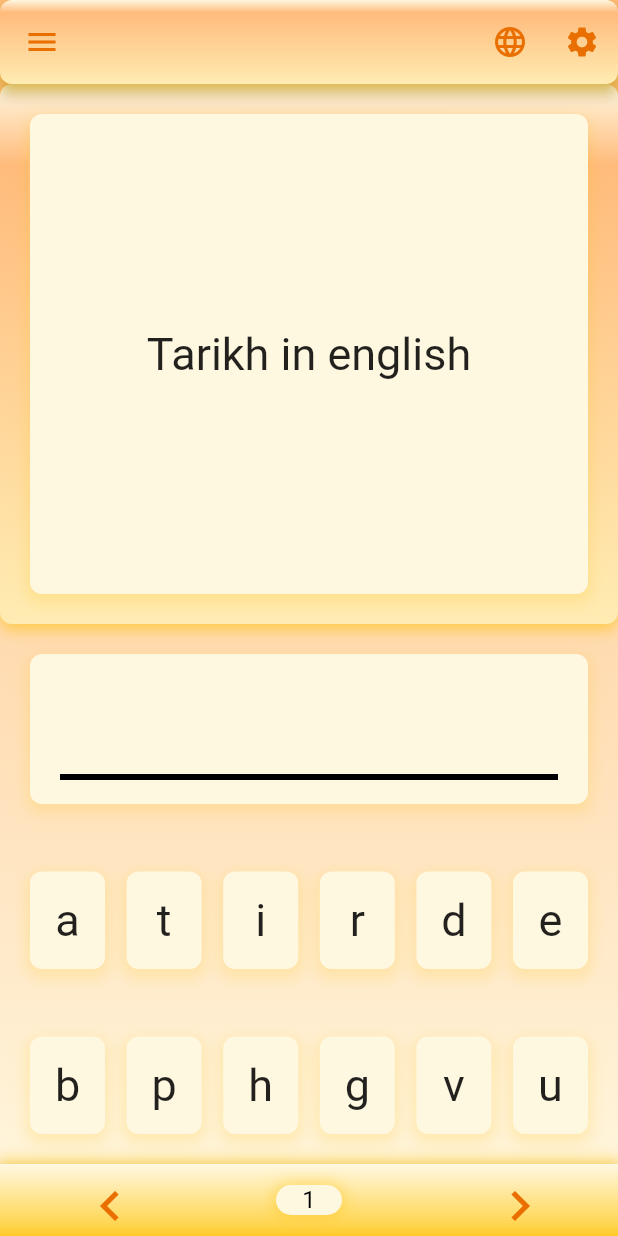
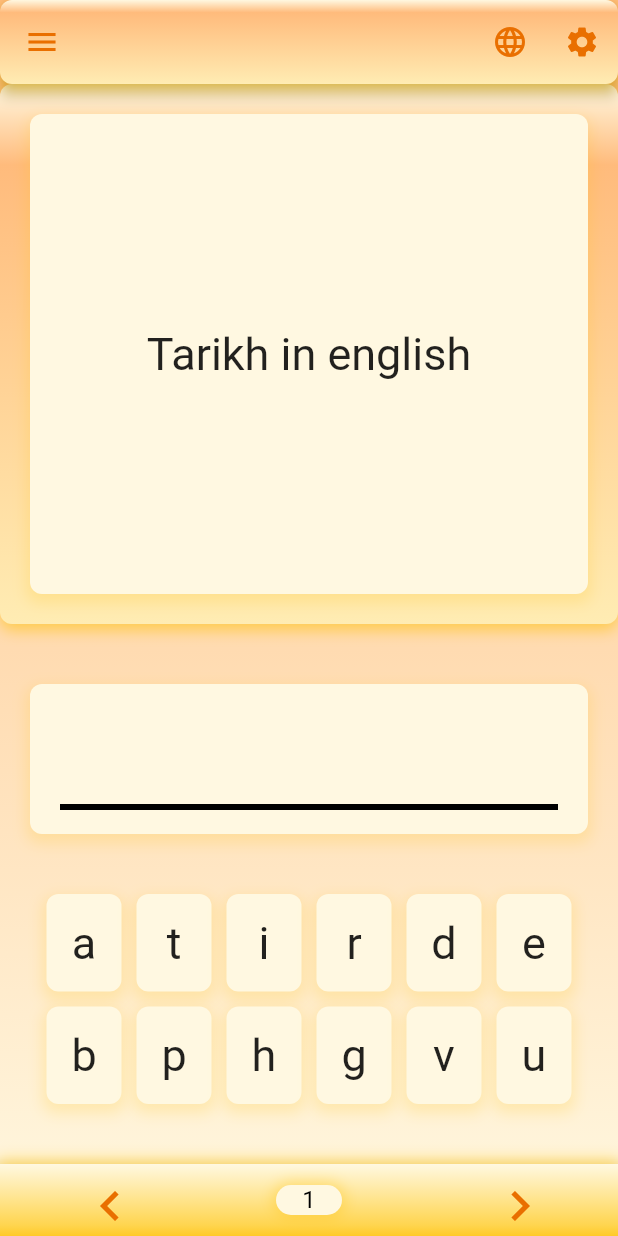
Before and after one commit to Hazrullah/quiz_app, a Flutter app: the screen it shows after launch, on a phone screen of 412 x 824 dp. Run offline on Flutter 3.47's test engine with Material 2 defaults, Android fonts, the phone set to English and light mode, and no system bars; drawn by our look-alikes of auto_size_text.

Commit message:
use wrap

```diff
--- a/lib/screens/fill_in_blank.dart
+++ b/lib/screens/fill_in_blank.dart
@@ -60,7 +60,7 @@ class _FillInBlankAnswerState extends State<FillInBlankAnswer> {
     var provider = Provider.of<FibProvider>(context);
 
     return Column(
-      mainAxisAlignment: MainAxisAlignment.spaceBetween,
+      mainAxisAlignment: MainAxisAlignment.spaceAround,
       children: [
         Container(
           height: 100,
@@ -113,20 +113,12 @@ class _FillInBlankAnswerState extends State<FillInBlankAnswer> {
             ),
           ),
         ),
-        Row(
-          mainAxisAlignment: MainAxisAlignment.spaceBetween,
+        Wrap(
+          spacing: 10,
+          runSpacing: 10,
+          alignment: WrapAlignment.center,
           children: [
-            for (var i = 0; i < 6; i++)
-              AlphabetCard(
-                alphabet: _fillInBlankModel.alphabetList[i],
-                fillInBlankModel: _fillInBlankModel,
-              ),
-          ],
-        ),
-        Row(
-          mainAxisAlignment: MainAxisAlignment.spaceBetween,
-          children: [
-            for (var i = 6; i < 12; i++)
+            for (var i = 0; i < _fillInBlankModel.alphabetList.length; i++)
               AlphabetCard(
                 alphabet: _fillInBlankModel.alphabetList[i],
                 fillInBlankModel: _fillInBlankModel,
@@ -148,8 +140,7 @@ class AlphabetCard extends StatelessWidget {
   @override
   Widget build(BuildContext context) {
     var data = Provider.of<FibProvider>(context);
-    return Flexible(
-      child: GestureDetector(
+    return GestureDetector(
       // onTap: () => data.insertText(alphabet),
       onTap: () {
         data.insertText(alphabet);
@@ -157,7 +148,7 @@ class AlphabetCard extends StatelessWidget {
       },
       child: Container(
         width: 50,
-          padding: EdgeInsets.symmetric(vertical: 15),
+        padding: EdgeInsets.symmetric(vertical: 15, horizontal: 5),
         decoration: ShapeDecoration(
           color: Theme.of(context).colorScheme.primaryContainer,
           shape: RoundedRectangleBorder(
@@ -179,7 +170,6 @@ class AlphabetCard extends StatelessWidget {
           // style: Theme.of(context).textTheme.bodySmall,
         ),
       ),
-      ),
     );
   }
 }
```
Lines whose indentation alone changed are shown as unchanged.
